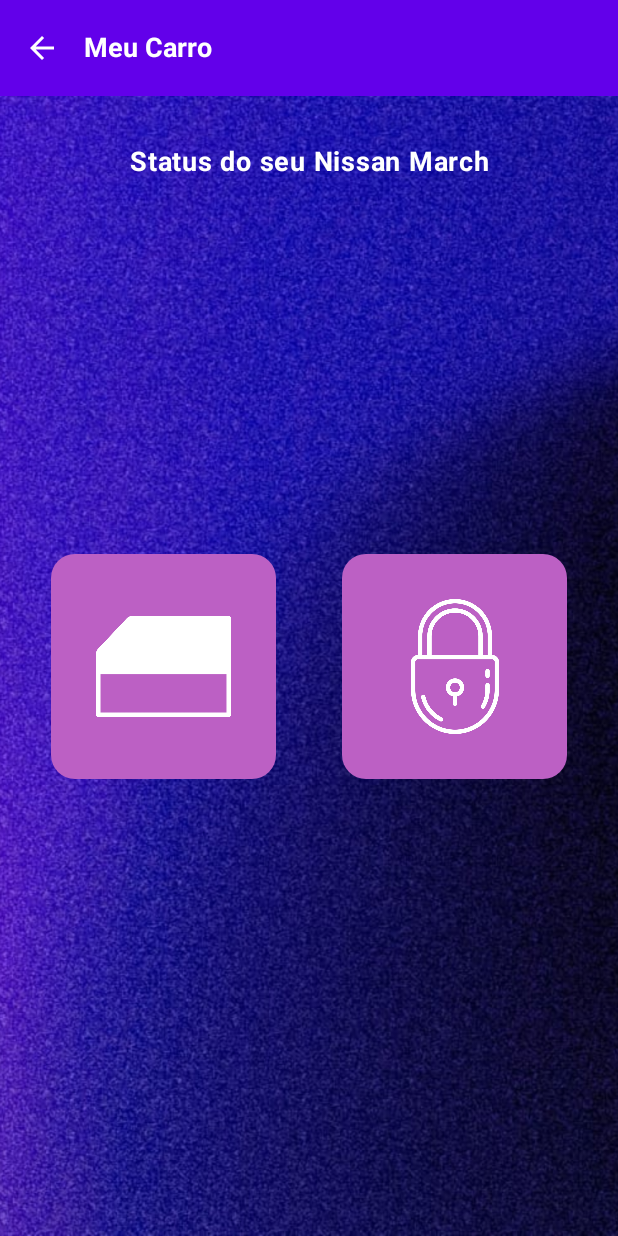
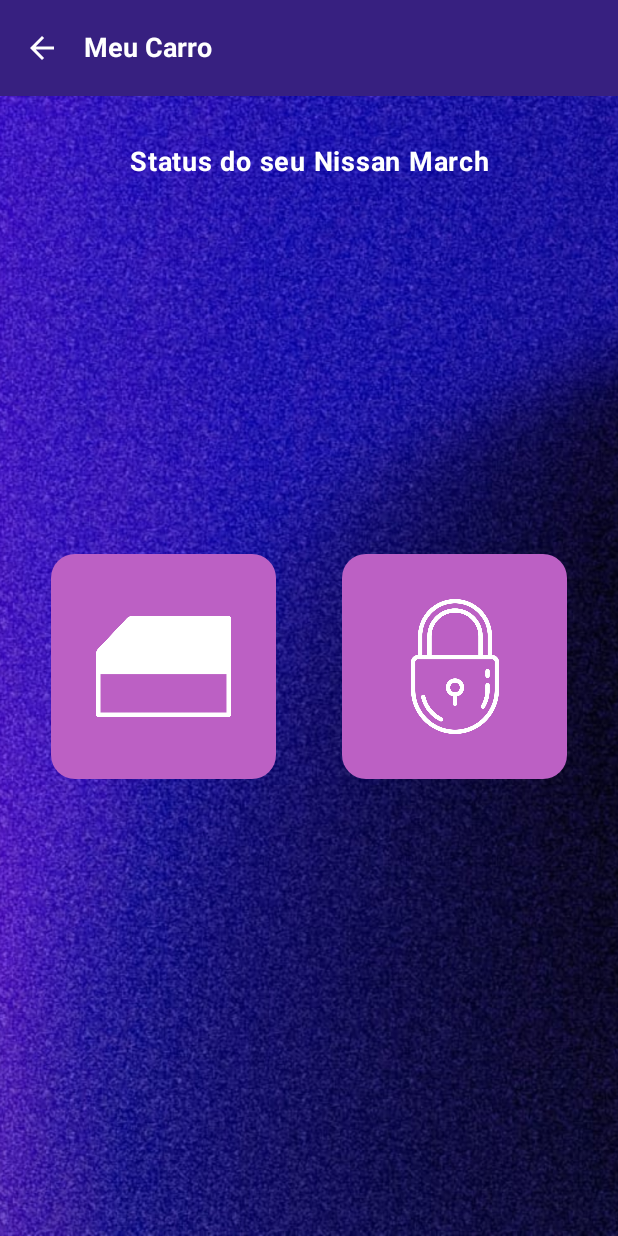
Before and after one commit to bersoncrios/Brainize, an Android app built with Jetpack Compose: the composable CarScreen called with empty values, on a phone screen of 412 x 824 dp. Run offline under Robolectric (Android 15) with nearby library versions, the phone set to English and light mode, and no system bars; our stand-ins replace Firebase (no records; nobody signed in at launch, a user with empty details on screens opened directly), accompanist.

Commit message:
ajuste na top bar

```diff
--- a/app/build.gradle.kts
+++ b/app/build.gradle.kts
@@ -74,7 +74,7 @@
     kapt ("androidx.room:room-compiler:2.6.1")
     implementation ("androidx.room:room-ktx:2.6.1")
     implementation("androidx.compose.material:material:1.7.6")
-
+    implementation("com.google.accompanist:accompanist-systemuicontroller:0.34.0")
     implementation(platform("com.google.firebase:firebase-bom:33.7.0"))
     implementation("com.google.firebase:firebase-analytics")
     implementation("com.google.firebase:firebase-auth-ktx")
--- a/app/src/main/java/br/com/brainize/components/Bars.kt
+++ b/app/src/main/java/br/com/brainize/components/Bars.kt
@@ -1,6 +1,5 @@
 package br.com.brainize.components
 
-import androidx.compose.foundation.layout.Column
 import androidx.compose.material.icons.Icons
 import androidx.compose.material.icons.filled.ArrowBack
 import androidx.compose.material3.ExperimentalMaterial3Api
@@ -13,7 +12,6 @@
 import androidx.compose.ui.graphics.Color
 import androidx.compose.ui.text.font.FontWeight
 import androidx.compose.ui.unit.sp
-import androidx.navigation.NavController
 
 @OptIn(ExperimentalMaterial3Api::class)
 @Composable
@@ -25,8 +23,7 @@
         title = {
             Text(
                 text = title,
-                color = Color.White,
-                fontSize = 18.sp,
+                color = Color.White,fontSize = 18.sp,
                 fontWeight = FontWeight.Bold
             )
         },
@@ -40,7 +37,7 @@
             }
         },
         colors = TopAppBarDefaults.topAppBarColors(
-            containerColor = Color(0xFF6200EA)
+            containerColor = Color.Transparent // Mantém a cor transparente
         )
     )
 }
--- a/app/src/main/java/br/com/brainize/screens/car/CarScreen.kt
+++ b/app/src/main/java/br/com/brainize/screens/car/CarScreen.kt
@@ -15,6 +15,7 @@
 import androidx.compose.material3.Surface
 import androidx.compose.material3.Text
 import androidx.compose.runtime.Composable
+import androidx.compose.runtime.LaunchedEffect
 import androidx.compose.runtime.getValue
 import androidx.compose.runtime.mutableStateOf
 import androidx.compose.runtime.saveable.rememberSaveable
@@ -35,6 +36,7 @@
 import br.com.brainize.navigation.DestinationScreen
 import br.com.brainize.viewmodel.CarViewModel
 import br.com.brainize.viewmodel.LoginViewModel
+import com.google.accompanist.systemuicontroller.rememberSystemUiController
 
 @Composable
 fun CarScreen(navController: NavController, viewModel: CarViewModel, loginViewModel: LoginViewModel, token: String?) {
@@ -45,6 +47,11 @@
 
     var windowClosed by rememberSaveable { mutableStateOf(viewModel.windowClosed) }
     var doorClosed by rememberSaveable { mutableStateOf(viewModel.doorClosed) }
+
+    val systemUiController = rememberSystemUiController()
+    LaunchedEffect(Unit) {
+
+    }
 
     Scaffold(
         topBar = {
--- a/app/src/main/java/br/com/brainize/screens/notes/NotesScreen.kt
+++ b/app/src/main/java/br/com/brainize/screens/notes/NotesScreen.kt
@@ -50,6 +50,7 @@
 import br.com.brainize.viewmodel.LoginViewModel
 import br.com.brainize.viewmodel.NotesViewModel
 import br.com.brainize.viewmodel.Note
+import com.google.accompanist.systemuicontroller.rememberSystemUiController
 
 @OptIn(ExperimentalMaterialApi::class)
 @Composable
@@ -122,7 +123,9 @@
     val newNoteTitle = remember { mutableStateOf("") }
     val newNoteContent = remember { mutableStateOf("") }
 
+    val systemUiController = rememberSystemUiController()
     LaunchedEffect(Unit) {
+
         viewModel.loadNotes()
     }
 
```
Also changed, not shown: app/src/main/java/br/com/brainize/screens/house/HouseScreen.kt (+7 -0 lines), app/src/main/java/br/com/brainize/screens/schedules/ScheduleScreen.kt (+5 -7 lines), app/src/main/res/drawable/bg2.jpeg (added).
